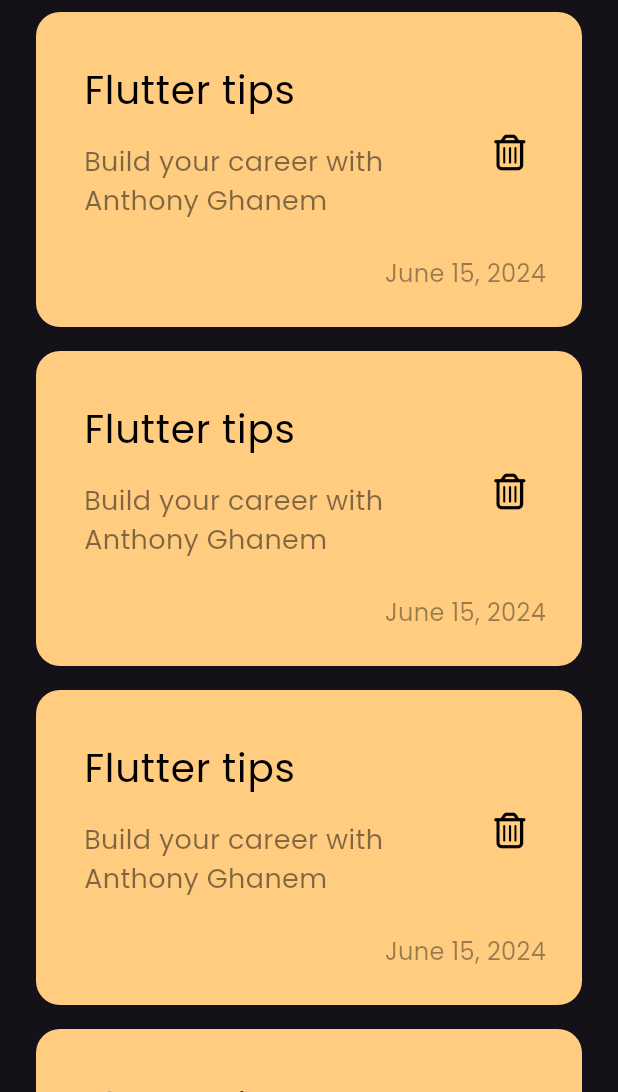
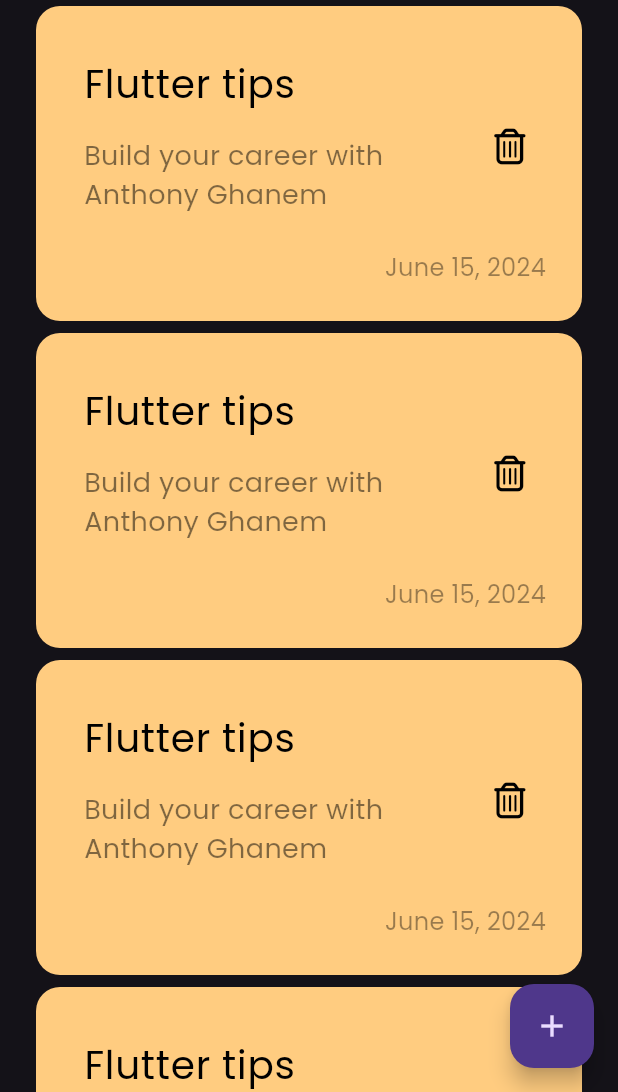
Before and after one commit to AnthonyGh11/notes_app, a Flutter app: the screen it shows after launch, on a phone screen of 412 x 824 dp, the part 144-1236 px from its top. Run offline on Flutter 3.47's test engine with Material 3 defaults, Android fonts, the phone set to English and light mode, and no system bars; our stand-ins replace font_awesome_flutter; missing offline and left inert: dart:js_interop.

Commit message:
add floating action button

```diff
--- a/lib/views/notes_view.dart
+++ b/lib/views/notes_view.dart
@@ -1,3 +1,5 @@
+import 'dart:js_interop';
+
 import 'package:flutter/material.dart';
 import 'package:notes_app/views/widgets/notes_view_body.dart';
 
@@ -6,8 +8,12 @@ class NotesView extends StatelessWidget {
 
   @override
   Widget build(BuildContext context) {
-    return const Scaffold(
-      body: NotesViewBody(),
+    return Scaffold(
+      body: const NotesViewBody(),
+      floatingActionButton: FloatingActionButton(
+        onPressed: () {},
+        child: const Icon(Icons.add),
+      ),
     );
   }
 }
--- a/lib/views/widgets/notes_list_view.dart
+++ b/lib/views/widgets/notes_list_view.dart
@@ -8,7 +8,7 @@ class NotesListView extends StatelessWidget {
   Widget build(BuildContext context) {
     return ListView.builder(itemBuilder: (context, index) {
       return const Padding(
-        padding: EdgeInsets.symmetric(vertical: 8.0),
+        padding: EdgeInsets.symmetric(vertical: 4.0),
         child: NoteItem(),
       );
     });
```
